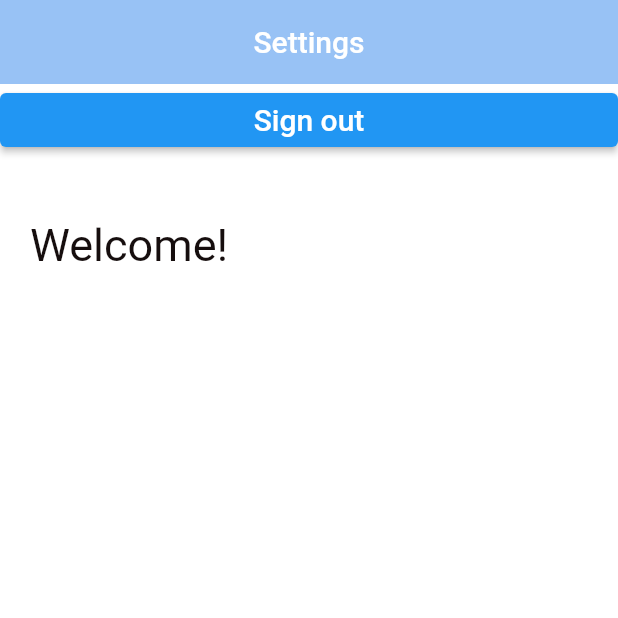
After one commit to Kelebike/KelebikeApp, a Flutter app: the SettingsScreen screen opened directly, on a phone screen of 412 x 824 dp, the top half of it. The commit adds this screen. Run offline on Flutter 3.47's test engine with Material 2 defaults, Android fonts, the phone set to English and light mode, and no system bars; our stand-ins replace cloud_firestore, firebase_auth, firebase_core, image_picker; missing offline and left inert: mobile_scanner; accounts and stored records are empty.

```diff
--- a/src/kelebike/lib/screens/admin_returns.dart
+++ b/src/kelebike/lib/screens/admin_returns.dart
@@ -95,9 +95,7 @@ class _ReturnState extends State<Return> {
                               title: Text('Error'),
                               content: Text('Bike not found!'),
                             ));
-                  } else {
-                    Navigator.pop(context);
-                  }
+                  } else {}
                 },
                 child: Text("Take back the bike"),
               )
--- /dev/null
+++ b/src/kelebike/lib/screens/user_settings.dart
@@ -0,0 +1,66 @@
+import 'package:firebase_auth/firebase_auth.dart';
+import 'package:kelebike/screens/login_screen.dart';
+import 'package:flutter/material.dart';
+import 'package:flutter/services.dart';
+import 'package:kelebike/service/auth.dart';
+import 'package:kelebike/utilities/constants.dart';
+
+class SettingsScreen extends StatefulWidget {
+  @override
+  _SettingsScreenState createState() => _SettingsScreenState();
+}
+
+class _SettingsScreenState extends State<SettingsScreen> {
+  User? _user = FirebaseAuth.instance.currentUser;
+  AuthService _authService = AuthService();
+
+  @override
+  Widget build(BuildContext context) {
+    return Scaffold(
+      backgroundColor: Colors.white,
+      appBar: AppBar(
+        backgroundColor: Color(0xFF6CA8F1).withOpacity(0.7),
+        elevation: 0,
+        title: Text("Settings"),
+        centerTitle: true,
+      ),
+      body: SingleChildScrollView(
+        child: Container(
+          child: Column(
+            children: [
+              Container(
+                  child: Stack(
+                children: [
+                  Padding(
+                    padding: const EdgeInsets.only(top: 90, left: 20),
+                    child: Text(
+                      "Welcome!",
+                      style: TextStyle(
+                          fontSize: 30, color: Color.fromARGB(255, 22, 14, 14)),
+                    ),
+                  ),
+                  ElevatedButton(
+                      onPressed: () {
+                        _authService.signOut();
+                        Navigator.pop(context);
+                        Navigator.push(
+                            context,
+                            MaterialPageRoute(
+                                builder: (context) => LoginScreen()));
+                        _user = null;
+                      },
+                      child: const Align(
+                        alignment: Alignment.center,
+                        child: Text("Sign out",
+                            style: TextStyle(fontSize: 20.0),
+                            textAlign: TextAlign.center),
+                      )),
+                ],
+              )),
+            ],
+          ),
+        ),
+      ),
+    );
+  }
+}
--- a/src/kelebike/lib/service/bike_service.dart
+++ b/src/kelebike/lib/service/bike_service.dart
@@ -85,10 +85,10 @@ class BikeService {
     return query.docs.first.id;
   }
 
-  Future<String?> findWithEmail(String code) async {
+  Future<String?> findWithEmail(String email) async {
     QuerySnapshot query = await FirebaseFirestore.instance
         .collection("Bike")
-        .where('owner', isEqualTo: code)
+        .where('owner', isEqualTo: email)
         .get();
     if (query.docs.isEmpty) return null;
     return query.docs.first.id;
--- a/src/kelebike/lib/utilities/constants.dart
+++ b/src/kelebike/lib/utilities/constants.dart
@@ -12,7 +12,7 @@ final kLabelStyle = TextStyle(
 );
 
 final kBoxDecorationStyle = BoxDecoration(
-  color: Color(0xFF6CA8F1),
+  color: Colors.orange.shade200,
   borderRadius: BorderRadius.circular(10.0),
   boxShadow: [
     BoxShadow(
--- a/src/kelebike/pubspec.yaml
+++ b/src/kelebike/pubspec.yaml
@@ -45,6 +45,8 @@ dependencies:
   string_validator: ^0.3.0
   firebase_storage: ^10.2.12
   mobile_scanner: ^1.1.0
+  beauty_navigation: ^0.0.1
+  curved_navigation_bar: ^1.0.3
 
 dev_dependencies:
   flutter_test:
```
Also changed, not shown: src/kelebike/lib/screens/home_screen.dart (+49 -68 lines), src/kelebike/lib/screens/qr_overlay.dart (+0 -24 lines), src/kelebike/lib/screens/take_bike_page.dart (+51 -5 lines), src/kelebike/lib/screens/user_info_page.dart (+30 -17 lines), src/kelebike/assets/logos/opps.png (added).
